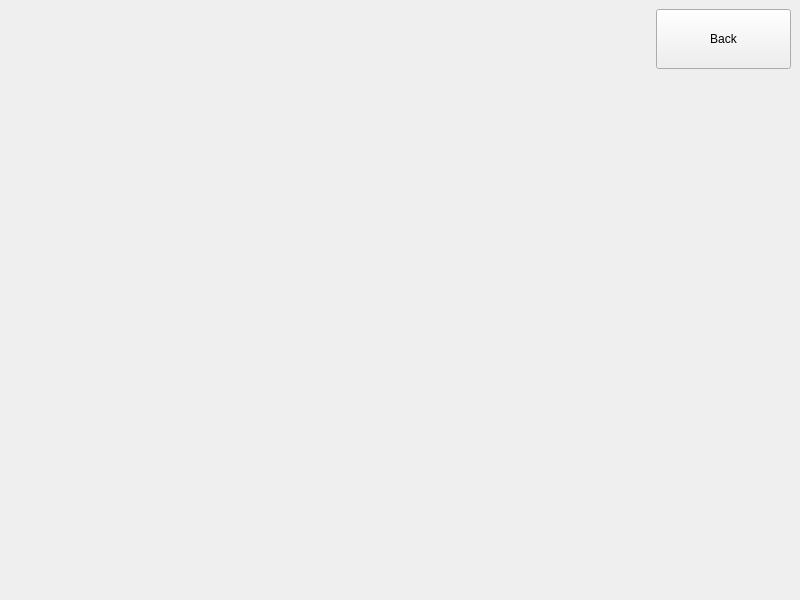
Demonim/Simargl-Study-Project, file main/UI/Diagram.ui: the form before one commit.
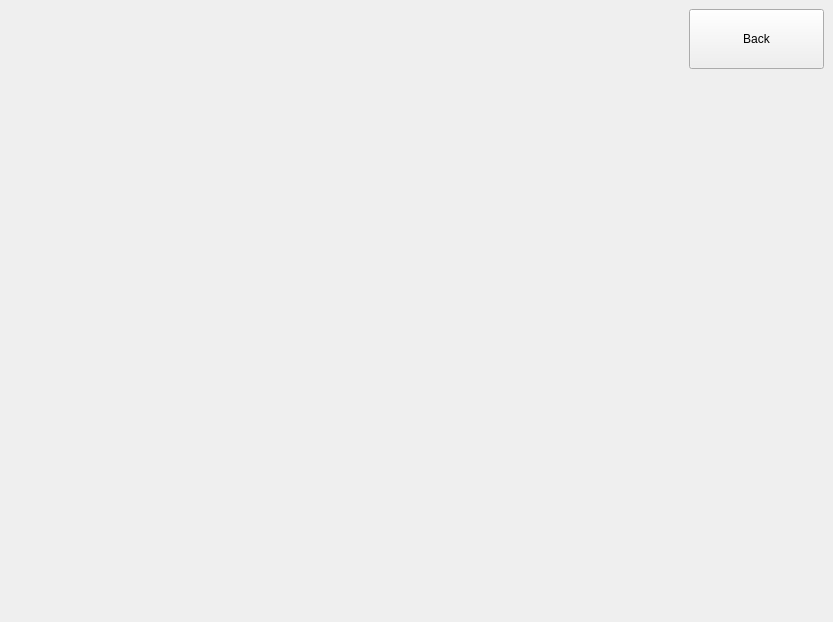
The form after the commit.

Diff of the .ui file:
```diff
--- a/main/UI/Diagram.ui
+++ b/main/UI/Diagram.ui
@@ -6,15 +6,15 @@
    <rect>
     <x>0</x>
     <y>0</y>
-    <width>800</width>
-    <height>600</height>
+    <width>833</width>
+    <height>622</height>
    </rect>
   </property>
   <property name="windowTitle">
    <string>MainWindow</string>
   </property>
   <widget class="QWidget" name="centralwidget">
-   <layout class="QVBoxLayout" name="verticalLayout_2" stretch="2,8">
+   <layout class="QVBoxLayout" name="verticalLayout_2" stretch="1,9">
     <item>
      <layout class="QHBoxLayout" name="horizontalLayout">
       <item>
```
Left out of the diff: 2 changed lines with no effect on the pictures.
